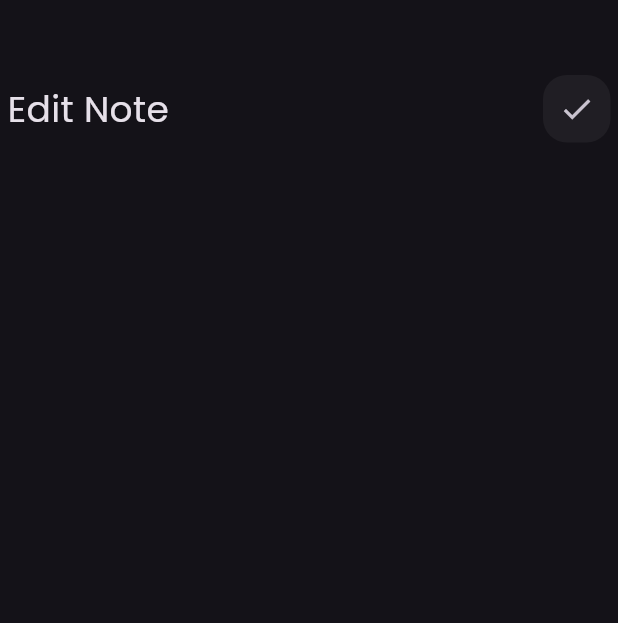
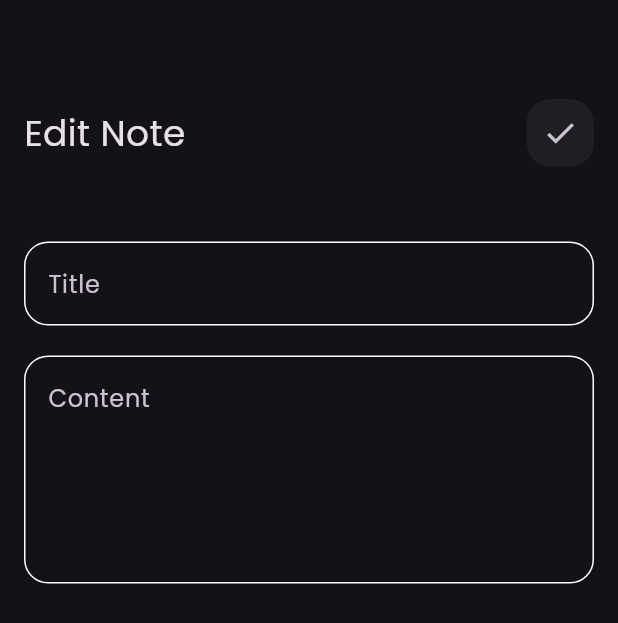
Before and after one commit to AhmedBelal31/Notes-App-With-Hive, a Flutter app: the EditNoteScreen screen opened directly, on a phone screen of 412 x 824 dp. Shown: the top 623 px of the screen. Run offline on Flutter 3.47's test engine with Material 3 defaults, Android fonts, the phone set to English and light mode, and no system bars.

Commit message:
Edit Note Screen , UI Done

```diff
--- a/lib/screens/edit_note_screen.dart
+++ b/lib/screens/edit_note_screen.dart
@@ -1,5 +1,6 @@
 import 'package:flutter/material.dart';
 import 'package:notes_app_with_hive/widgets/custom_app_bar.dart';
+import 'package:notes_app_with_hive/widgets/custom_text_form_field.dart';
 
 class EditNoteScreen extends StatelessWidget {
   const EditNoteScreen({super.key});
@@ -7,13 +8,22 @@ class EditNoteScreen extends StatelessWidget {
   @override
   Widget build(BuildContext context) {
     return Scaffold(
-      body: Column(
+      body: Padding(
+        padding: const EdgeInsets.all(16.0),
+        child: Column(
           children: [
             CustomAppBar(
               title: 'Edit Note',
               icon: Icons.check,
             ),
+            SizedBox(height: 50),
+            CustomTextFormField(hint: 'Title'),
+            Padding(
+              padding: const EdgeInsets.symmetric(vertical: 20),
+              child: CustomTextFormField(hint: 'Content' , maxLine: 5),
+            ),
           ],
+        ),
       ),
     );
   }
--- a/lib/widgets/custom_app_bar.dart
+++ b/lib/widgets/custom_app_bar.dart
@@ -12,7 +12,6 @@ final IconData icon ;
       padding: const EdgeInsets.only(top: 50),
       child: Row(
         children: [
-          const SizedBox(width: 5),
            Text(
             title,
             style: const TextStyle(
@@ -34,7 +33,6 @@ final IconData icon ;
               icon:  Icon(icon),
             ),
           ),
-          const SizedBox(width: 5),
         ],
       ),
     );
```
Lines whose indentation alone changed are shown as unchanged.
